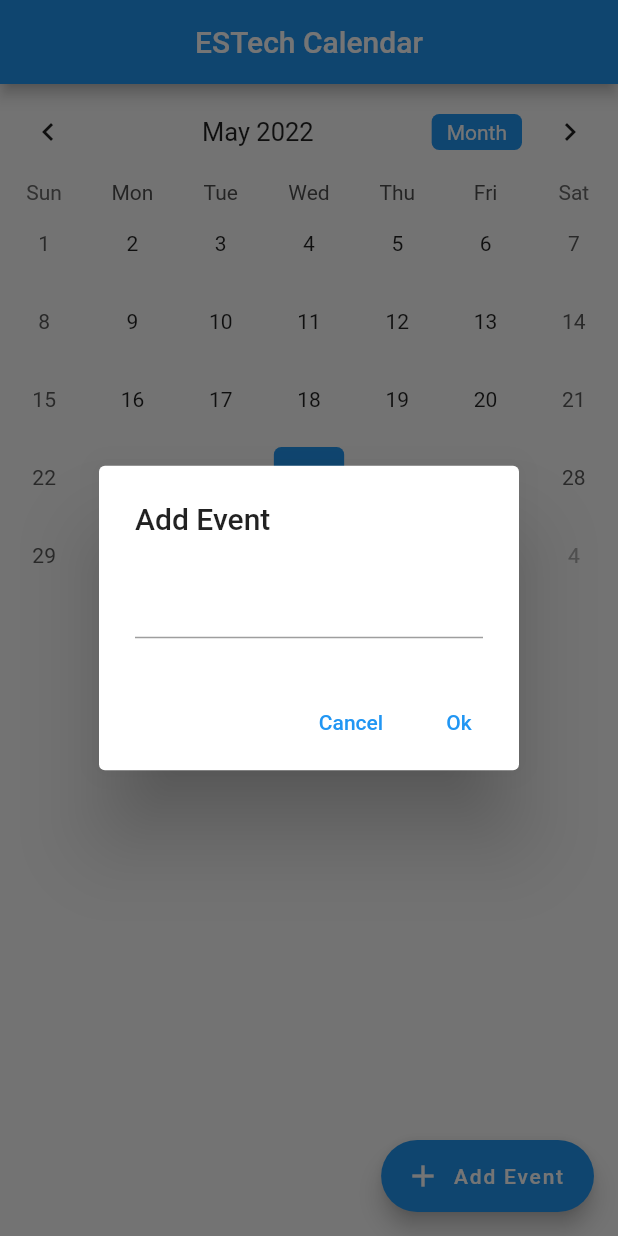
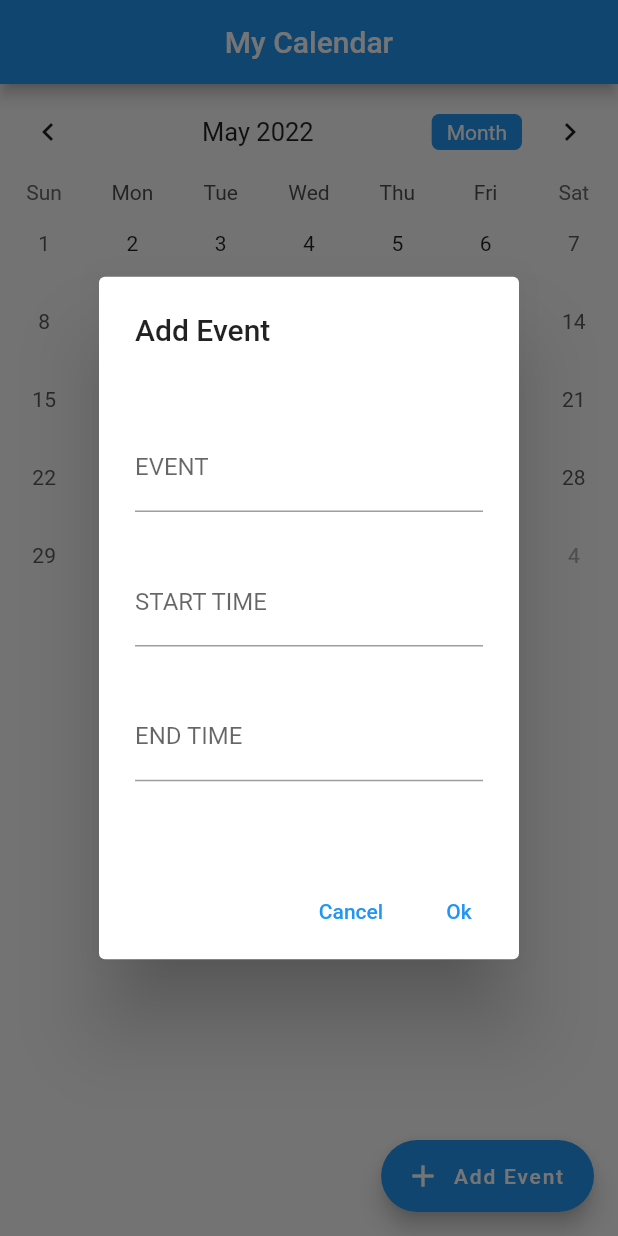
Before and after one commit to VISHNUKUMAR-D/calendar-main, a Flutter app: the screen it shows after launch, after a tap on "Add Event", on a phone screen of 412 x 824 dp. Run offline on Flutter 3.47's test engine with Material 2 defaults, Android fonts, the phone set to English and light mode, and no system bars; drawn by our look-alikes of table_calendar.

Commit message:
Changes Updated

```diff
--- a/lib/calendar.dart
+++ b/lib/calendar.dart
@@ -13,7 +13,9 @@ class _CalendarState extends State<Calendar> {
   DateTime selectedDay = DateTime.now();
   DateTime focusedDay = DateTime.now();
 
-  TextEditingController _eventController = TextEditingController();
+  TextEditingController _eventControllerEvent = TextEditingController();
+  TextEditingController _eventControllerStart = TextEditingController();
+  TextEditingController _eventControllerEnd = TextEditingController();
 
   @override
   void initState() {
@@ -27,7 +29,7 @@ class _CalendarState extends State<Calendar> {
 
   @override
   void dispose() {
-    _eventController.dispose();
+    _eventControllerEvent.dispose();
     super.dispose();
   }
 
@@ -35,10 +37,11 @@ class _CalendarState extends State<Calendar> {
   Widget build(BuildContext context) {
     return Scaffold(
       appBar: AppBar(
-        title: Text("ESTech Calendar"),
+        title: Text("My Calendar"),
         centerTitle: true,
       ),
-      body: Column(
+      body: SingleChildScrollView(
+        child: Column(
           children: [
             TableCalendar(
               focusedDay: selectedDay,
@@ -105,20 +108,49 @@ class _CalendarState extends State<Calendar> {
             ),
             ..._getEventsfromDay(selectedDay).map(
               (Event event) => ListTile(
-              title: Text(
-                event.title,
-              ),
+                title: Text("Event Name : " +
+                    event.title +
+                    "\n\nStart Time : " +
+                    event.start +
+                    "\n\nEnd Time : " +
+                    event.end +
+                    "\n\n"),
               ),
             ),
           ],
+        ),
       ),
       floatingActionButton: FloatingActionButton.extended(
         onPressed: () => showDialog(
           context: context,
           builder: (context) => AlertDialog(
             title: Text("Add Event"),
-            content: TextFormField(
-              controller: _eventController,
+            content: Container(
+              width: 100,
+              height: 300,
+              child: Column(
+                mainAxisAlignment: MainAxisAlignment.spaceEvenly,
+                children: [
+                  TextFormField(
+                    decoration: InputDecoration(
+                      labelText: "EVENT",
+                    ),
+                    controller: _eventControllerEvent,
+                  ),
+                  TextFormField(
+                    decoration: InputDecoration(
+                      labelText: "START TIME",
+                    ),
+                    controller: _eventControllerStart,
+                  ),
+                  TextFormField(
+                    decoration: InputDecoration(
+                      labelText: "END TIME",
+                    ),
+                    controller: _eventControllerEnd,
+                  )
+                ],
+              ),
             ),
             actions: [
               TextButton(
@@ -128,23 +160,30 @@ class _CalendarState extends State<Calendar> {
               TextButton(
                 child: Text("Ok"),
                 onPressed: () {
-                  if (_eventController.text.isEmpty) {
-
+                  if (_eventControllerEvent.text.isEmpty) {
                   } else {
                     if (selectedEvents[selectedDay] != null) {
                       selectedEvents[selectedDay].add(
-                        Event(title: _eventController.text),
+                        Event(
+                            title: _eventControllerEvent.text,
+                            start: _eventControllerStart.text,
+                            end: _eventControllerEnd.text),
                       );
                     } else {
                       selectedEvents[selectedDay] = [
-                        Event(title: _eventController.text)
+                        Event(
+                            title: _eventControllerEvent.text,
+                            start: _eventControllerStart.text,
+                            end: _eventControllerEnd.text)
                       ];
                     }
-
                   }
                   Navigator.pop(context);
-                  _eventController.clear();
-                  setState((){});
+                  _eventControllerEvent.clear();
+                  _eventControllerStart.clear();
+                  _eventControllerEnd.clear();
+
+                  setState(() {});
                   return;
                 },
               ),
--- a/lib/event.dart
+++ b/lib/event.dart
@@ -2,7 +2,7 @@ import 'package:flutter/foundation.dart';
 
 class Event {
   final String title;
-  Event({@required this.title});
-
-  String toString() => this.title;
+  final String start;
+  final String end;
+  Event({@required this.title, @required this.start, @required this.end});
 }
```
Lines whose indentation alone changed are shown as unchanged.
